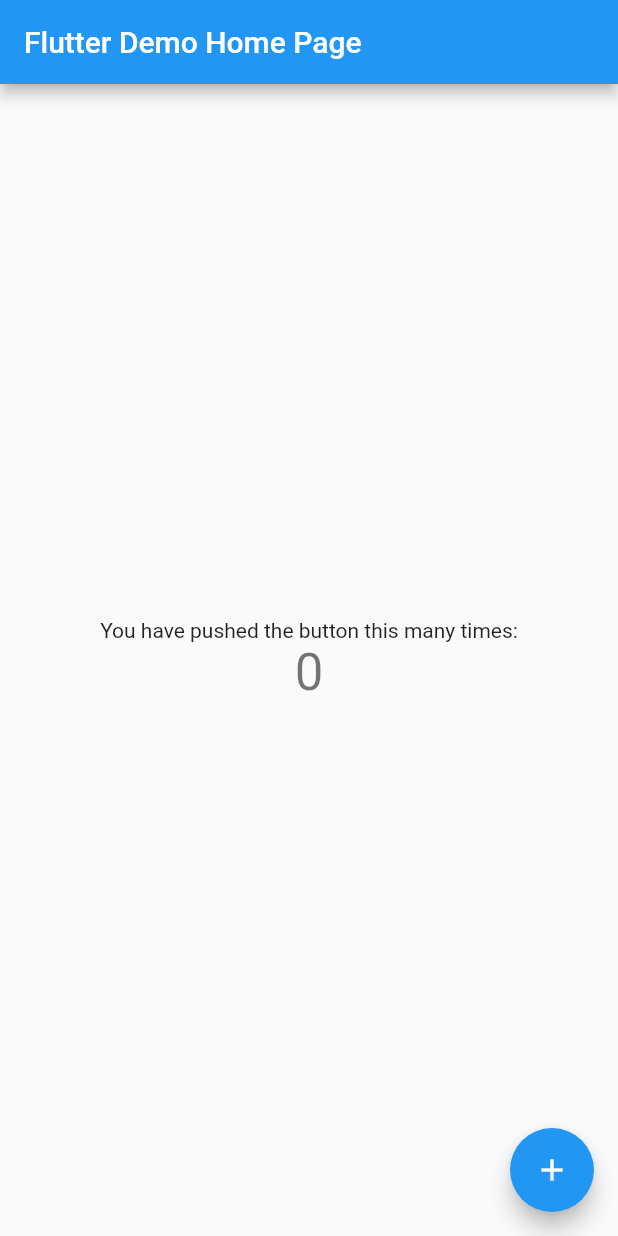
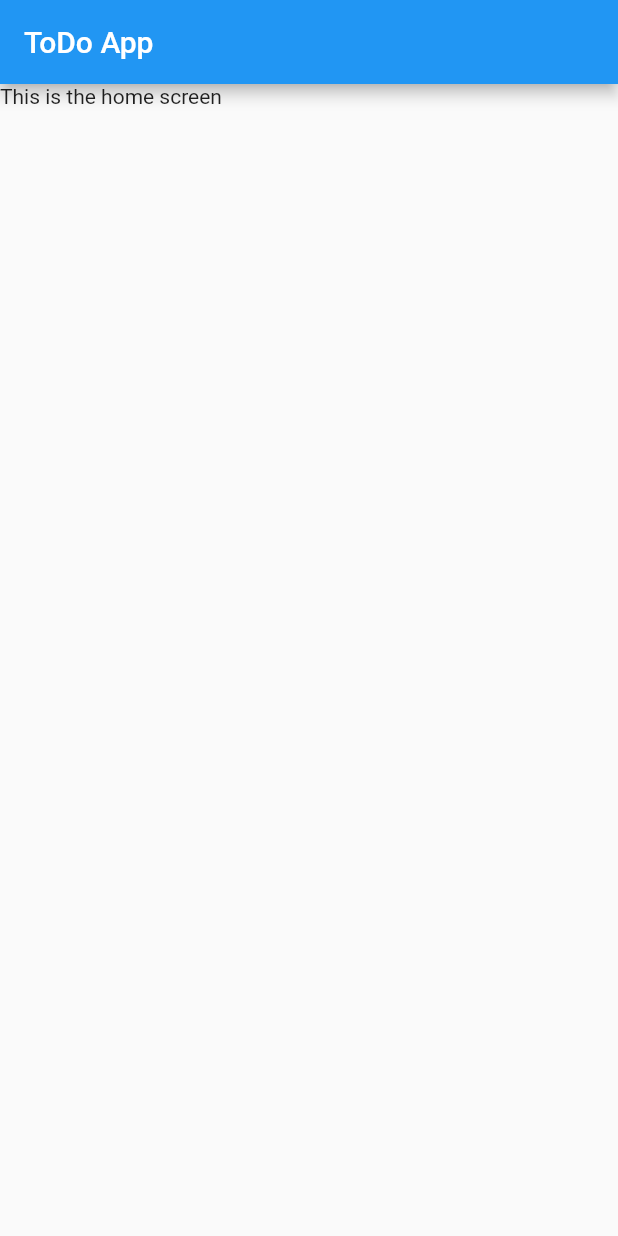
Before and after one commit to TripleJah/flutter_to_do_app, a Flutter app: the screen it shows after launch, on a phone screen of 412 x 824 dp. Run offline on Flutter 3.47's test engine with Material 2 defaults, Android fonts, the phone set to English and light mode, and no system bars.

Commit message:
Initial folder structure and home screen

```diff
--- /dev/null
+++ b/flutter_todo/lib/constant/colors.dart
@@ -0,0 +1,9 @@
+import 'package:flutter/material.dart';
+
+const Color tdRed = Color(0xFFDA4040);
+const Color tdBlue = Color(0xFF5F52EE);
+
+const Color tdBlack = Color(0xFF3A3A3A);
+const Color tdGrey = Color(0xFF717171);
+
+const Color tdBGColor = Color(0xFFEEEFF5);
--- a/flutter_todo/lib/main.dart
+++ b/flutter_todo/lib/main.dart
@@ -1,115 +1,20 @@
 import 'package:flutter/material.dart';
+import 'package:flutter/services.dart';
+import './screens/home.dart';
 
 void main() {
   runApp(const MyApp());
 }
 
 class MyApp extends StatelessWidget {
-  const MyApp({super.key});
+  const MyApp({Key? key}) : super(key: key);
 
   // This widget is the root of your application.
   @override
   Widget build(BuildContext context) {
     return MaterialApp(
-      title: 'Flutter Demo',
-      theme: ThemeData(
-        // This is the theme of your application.
-        //
-        // Try running your application with "flutter run". You'll see the
-        // application has a blue toolbar. Then, without quitting the app, try
-        // changing the primarySwatch below to Colors.green and then invoke
-        // "hot reload" (press "r" in the console where you ran "flutter run",
-        // or simply save your changes to "hot reload" in a Flutter IDE).
-        // Notice that the counter didn't reset back to zero; the application
-        // is not restarted.
-        primarySwatch: Colors.blue,
-      ),
-      home: const MyHomePage(title: 'Flutter Demo Home Page'),
+      title: 'ToDo App',
+      home: Home(),
     );
   }
 }
-
-class MyHomePage extends StatefulWidget {
-  const MyHomePage({super.key, required this.title});
-
-  // This widget is the home page of your application. It is stateful, meaning
-  // that it has a State object (defined below) that contains fields that affect
-  // how it looks.
-
-  // This class is the configuration for the state. It holds the values (in this
-  // case the title) provided by the parent (in this case the App widget) and
-  // used by the build method of the State. Fields in a Widget subclass are
-  // always marked "final".
-
-  final String title;
-
-  @override
-  State<MyHomePage> createState() => _MyHomePageState();
-}
-
-class _MyHomePageState extends State<MyHomePage> {
-  int _counter = 0;
-
-  void _incrementCounter() {
-    setState(() {
-      // This call to setState tells the Flutter framework that something has
-      // changed in this State, which causes it to rerun the build method below
-      // so that the display can reflect the updated values. If we changed
-      // _counter without calling setState(), then the build method would not be
-      // called again, and so nothing would appear to happen.
-      _counter++;
-    });
-  }
-
-  @override
-  Widget build(BuildContext context) {
-    // This method is rerun every time setState is called, for instance as done
-    // by the _incrementCounter method above.
-    //
-    // The Flutter framework has been optimized to make rerunning build methods
-    // fast, so that you can just rebuild anything that needs updating rather
-    // than having to individually change instances of widgets.
-    return Scaffold(
-      appBar: AppBar(
-        // Here we take the value from the MyHomePage object that was created by
-        // the App.build method, and use it to set our appbar title.
-        title: Text(widget.title),
-      ),
-      body: Center(
-        // Center is a layout widget. It takes a single child and positions it
-        // in the middle of the parent.
-        child: Column(
-          // Column is also a layout widget. It takes a list of children and
-          // arranges them vertically. By default, it sizes itself to fit its
-          // children horizontally, and tries to be as tall as its parent.
-          //
-          // Invoke "debug painting" (press "p" in the console, choose the
-          // "Toggle Debug Paint" action from the Flutter Inspector in Android
-          // Studio, or the "Toggle Debug Paint" command in Visual Studio Code)
-          // to see the wireframe for each widget.
-          //
-          // Column has various properties to control how it sizes itself and
-          // how it positions its children. Here we use mainAxisAlignment to
-          // center the children vertically; the main axis here is the vertical
-          // axis because Columns are vertical (the cross axis would be
-          // horizontal).
-          mainAxisAlignment: MainAxisAlignment.center,
-          children: <Widget>[
-            const Text(
-              'You have pushed the button this many times:',
-            ),
-            Text(
-              '$_counter',
-              style: Theme.of(context).textTheme.headline4,
-            ),
-          ],
-        ),
-      ),
-      floatingActionButton: FloatingActionButton(
-        onPressed: _incrementCounter,
-        tooltip: 'Increment',
-        child: const Icon(Icons.add),
-      ), // This trailing comma makes auto-formatting nicer for build methods.
-    );
-  }
-}
--- /dev/null
+++ b/flutter_todo/lib/screens/home.dart
@@ -0,0 +1,15 @@
+import 'package:flutter/material.dart';
+
+class Home extends StatelessWidget {
+  const Home({Key? key}) : super(key: key);
+
+  @override
+  Widget build(BuildContext context) {
+    return Scaffold(
+      appBar: AppBar(title: Text('ToDo App')),
+      body: Container(
+        child: Text('This is the home screen'),
+      ),
+    );
+  }
+}
```
